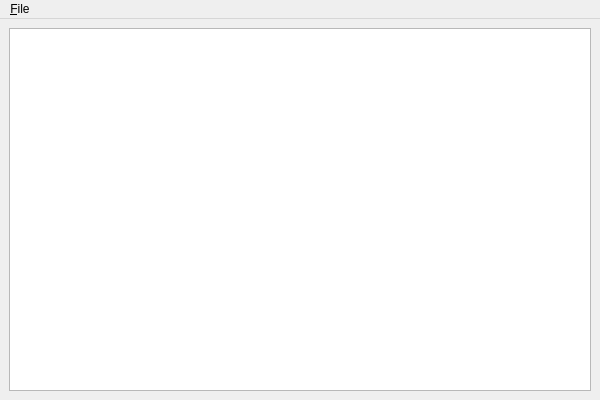
Manipulators/Manipulator, file src/MainWindow.ui: the form before one commit.
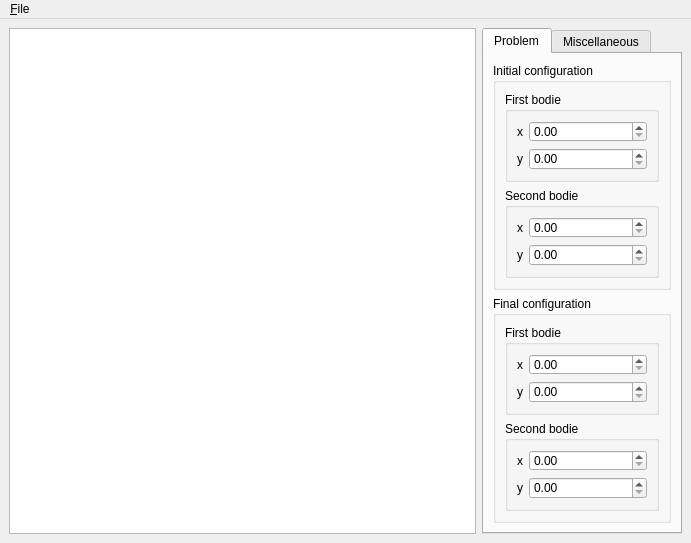
The form after the commit.

Commit message: Adding interface to choose the problem to solve

Patch:
```diff
--- a/src/MainWindow.ui
+++ b/src/MainWindow.ui
@@ -6,18 +6,198 @@
    <rect>
     <x>0</x>
     <y>0</y>
-    <width>600</width>
-    <height>400</height>
+    <width>691</width>
+    <height>543</height>
    </rect>
   </property>
   <property name="windowTitle">
    <string>Manipulator</string>
   </property>
   <widget class="QWidget" name="centralWidget">
-   <layout class="QGridLayout" name="gridLayout">
-    <item row="0" column="0">
+   <layout class="QHBoxLayout" name="horizontalLayout">
+    <item>
      <widget class="QGraphicsView" name="graphicsView"/>
     </item>
+    <item>
+     <widget class="QTabWidget" name="tabWidget">
+      <property name="minimumSize">
+       <size>
+        <width>200</width>
+        <height>500</height>
+       </size>
+      </property>
+      <property name="maximumSize">
+       <size>
+        <width>200</width>
+        <height>16777215</height>
+       </size>
+      </property>
+      <property name="currentIndex">
+       <number>0</number>
+      </property>
+      <widget class="QWidget" name="tabProblem">
+       <attribute name="title">
+        <string>Problem</string>
+       </attribute>
+       <layout class="QVBoxLayout" name="verticalLayout">
+        <item>
+         <widget class="QGroupBox" name="groupBoxInitialConfiguration">
+          <property name="title">
+           <string>Initial configuration</string>
+          </property>
+          <layout class="QVBoxLayout" name="verticalLayout_2">
+           <item>
+            <widget class="QGroupBox" name="groupBoxInitialConfigurationFirstBodie">
+             <property name="title">
+              <string>First bodie</string>
+             </property>
+             <layout class="QFormLayout" name="formLayout_2">
+              <item row="1" column="1">
+               <widget class="QDoubleSpinBox" name="doubleSpinBoxInitialConfigurationFirstBodieY"/>
+              </item>
+              <item row="0" column="0">
+               <widget class="QLabel" name="labelInitialConfigurationFirstBodieX">
+                <property name="text">
+                 <string>x</string>
+                </property>
+               </widget>
+              </item>
+              <item row="0" column="1">
+               <widget class="QDoubleSpinBox" name="doubleSpinBoxInitialConfigurationFirstBodieX"/>
+              </item>
+              <item row="1" column="0">
+               <widget class="QLabel" name="labelInitialConfigurationFirstBodieY">
+                <property name="text">
+                 <string>y</string>
+                </property>
+               </widget>
+              </item>
+             </layout>
+            </widget>
+           </item>
+           <item>
+            <widget class="QGroupBox" name="groupBoxInitialConfigurationSecondBodie">
+             <property name="title">
+              <string>Second bodie</string>
+             </property>
+             <layout class="QFormLayout" name="formLayout">
+              <item row="0" column="1">
+               <widget class="QDoubleSpinBox" name="doubleSpinBoxInitialConfigurationSecondBodieX"/>
+              </item>
+              <item row="1" column="1">
+               <widget class="QDoubleSpinBox" name="doubleSpinBoxInitialConfigurationSecondBodieY"/>
+              </item>
+              <item row="0" column="0">
+               <widget class="QLabel" name="labelInitialConfigurationSecondBodieX">
+                <property name="text">
+                 <string>x</string>
+                </property>
+               </widget>
+              </item>
+              <item row="1" column="0">
+               <widget class="QLabel" name="labelInitialConfigurationSecondBodieY">
+                <property name="text">
+                 <string>y</string>
+                </property>
+               </widget>
+              </item>
+             </layout>
+            </widget>
+           </item>
+          </layout>
+         </widget>
+        </item>
+        <item>
+         <widget class="QGroupBox" name="groupBoxFinalConfiguration">
+          <property name="title">
+           <string>Final configuration</string>
+          </property>
+          <layout class="QVBoxLayout" name="verticalLayout_3">
+           <item>
+            <widget class="QGroupBox" name="groupBoxFinalConfigurationFirstBodie">
+             <property name="title">
+              <string>First bodie</string>
+             </property>
+             <layout class="QFormLayout" name="formLayout_3">
+              <property name="fieldGrowthPolicy">
+               <enum>QFormLayout::AllNonFixedFieldsGrow</enum>
+              </property>
+              <item row="0" column="0">
+               <widget class="QLabel" name="labelFinalConfigurationFirstBodieX">
+                <property name="text">
+                 <string>x</string>
+                </property>
+               </widget>
+              </item>
+              <item row="0" column="1">
+               <widget class="QDoubleSpinBox" name="doubleSpinBoxFinalConfigurationFirstBodieX"/>
+              </item>
+              <item row="1" column="0">
+               <widget class="QLabel" name="labelFinalConfigurationFirstBodieY">
+                <property name="text">
+                 <string>y</string>
+                </property>
+               </widget>
+              </item>
+              <item row="1" column="1">
+               <widget class="QDoubleSpinBox" name="doubleSpinBoxFinalConfigurationFirstBodieY"/>
+              </item>
+             </layout>
+            </widget>
+           </item>
+           <item>
+            <widget class="QGroupBox" name="groupBoxFinalConfigurationSecondBodie">
+             <property name="title">
+              <string>Second bodie</string>
+             </property>
+             <layout class="QFormLayout" name="formLayout_4">
+              <property name="fieldGrowthPolicy">
+               <enum>QFormLayout::AllNonFixedFieldsGrow</enum>
+              </property>
+              <item row="0" column="0">
+               <widget class="QLabel" name="labelFinalConfigurationSecondBodieX">
+                <property name="text">
+                 <string>x</string>
+                </property>
+               </widget>
+              </item>
+              <item row="0" column="1">
+               <widget class="QDoubleSpinBox" name="doubleSpinBoxFinalConfigurationSecondBodieX"/>
+              </item>
+              <item row="1" column="0">
+               <widget class="QLabel" name="labelFinalConfigurationSecondBodieY">
+                <property name="text">
+                 <string>y</string>
+                </property>
+               </widget>
+              </item>
+              <item row="1" column="1">
+               <widget class="QDoubleSpinBox" name="doubleSpinBoxFinalConfigurationSecondBodieY"/>
+              </item>
+             </layout>
+            </widget>
+           </item>
+          </layout>
+         </widget>
+        </item>
+       </layout>
+      </widget>
+      <widget class="QWidget" name="tabMiscellaneous">
+       <attribute name="title">
+        <string>Miscellaneous</string>
+       </attribute>
+       <layout class="QVBoxLayout" name="verticalLayout_4">
+        <item>
+         <widget class="QLabel" name="labelTODO">
+          <property name="text">
+           <string>TODO: complete.</string>
+          </property>
+         </widget>
+        </item>
+       </layout>
+      </widget>
+     </widget>
+    </item>
    </layout>
   </widget>
   <widget class="QMenuBar" name="menuBar">
@@ -25,7 +205,7 @@
     <rect>
      <x>0</x>
      <y>0</y>
-     <width>600</width>
+     <width>691</width>
      <height>25</height>
     </rect>
    </property>
```
The commit also changes 1 other file.
